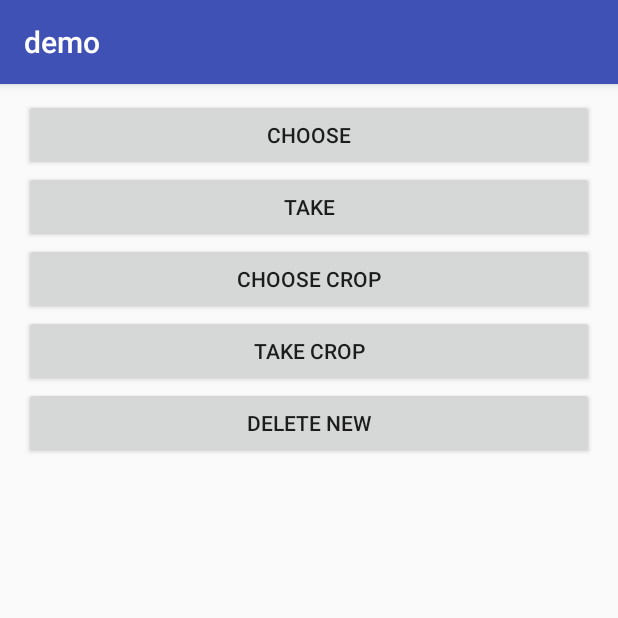
After one commit to ruoyewu/wbase, an Android app: the PhotoActivity screen opened directly, with no data from a screen before it, on a phone screen of 412 x 824 dp, the top half of it. The commit adds this screen. Run offline under Robolectric (Android 15) with nearby library versions, the phone set to English and light mode, and no system bars.

Commit message:
增加 Photo 获取示例

```diff
--- /dev/null
+++ b/demo/src/main/java/com/wuruoye/demo/PhotoActivity.java
@@ -0,0 +1,107 @@
+package com.wuruoye.demo;
+
+import android.graphics.BitmapFactory;
+import android.os.Bundle;
+import android.view.View;
+import android.widget.Button;
+import android.widget.ImageView;
+import android.widget.Toast;
+
+import com.wuruoye.demo.contract.PhotoContract;
+import com.wuruoye.demo.presenter.PhotoPresenter;
+import com.wuruoye.library.ui.WPhotoActivity;
+
+import java.util.ArrayList;
+import java.util.List;
+
+/**
+ * Created by wuruoye on 2018/3/21.
+ * this file is to
+ */
+
+public class PhotoActivity extends WPhotoActivity<PhotoContract.Presenter>
+        implements PhotoContract.View, View.OnClickListener {
+    public static final int OX = 500;
+    public static final int OY = 500;
+    public static final int AX = 1;
+    public static final int AY = 1;
+
+    private ImageView iv;
+    private Button btnC;
+    private Button btnT;
+    private Button btnCC;
+    private Button btnTC;
+    private Button btnD;
+
+    private boolean isNew = false;
+    private List<String> mNewFileList = new ArrayList<>();
+
+    @Override
+    protected int getContentView() {
+        return R.layout.activity_photo;
+    }
+
+    @Override
+    protected void initData(Bundle bundle) {
+        setPresenter(new PhotoPresenter());
+    }
+
+    @Override
+    protected void initView() {
+        iv = findViewById(R.id.iv_photo);
+        btnC = findViewById(R.id.btn_photo_choose);
+        btnCC = findViewById(R.id.btn_photo_choose_crop);
+        btnT = findViewById(R.id.btn_photo_take);
+        btnTC = findViewById(R.id.btn_photo_take_crop);
+        btnD = findViewById(R.id.btn_photo_delete);
+
+        btnC.setOnClickListener(this);
+        btnCC.setOnClickListener(this);
+        btnT.setOnClickListener(this);
+        btnTC.setOnClickListener(this);
+        btnD.setOnClickListener(this);
+    }
+
+    @Override
+    public void onPhotoBack(String photoPath) {
+        iv.setImageBitmap(BitmapFactory.decodeFile(photoPath));
+        if (isNew) {
+            mNewFileList.add(photoPath);
+            isNew = false;
+        }
+    }
+
+    @Override
+    public void onPhotoError(String info) {
+        Toast.makeText(this, info, Toast.LENGTH_SHORT).show();
+    }
+
+    @Override
+    public void onClick(View view) {
+        switch (view.getId()) {
+            case R.id.btn_photo_choose:
+                choosePhoto();
+                break;
+            case R.id.btn_photo_choose_crop:
+                choosePhoto(mPresenter.getPath(), AX, AY, OX, OY);
+                isNew = true;
+                break;
+            case R.id.btn_photo_take:
+                takePhoto(mPresenter.getPath());
+                isNew = true;
+                break;
+            case R.id.btn_photo_take_crop:
+                takePhoto(mPresenter.getPath(), AX, AY, OX, OY);
+                isNew = true;
+                break;
+            case R.id.btn_photo_delete:
+                mPresenter.deleteFile(mNewFileList);
+                break;
+        }
+    }
+
+    @Override
+    public void onDeleteError(String path) {
+        Toast.makeText(this, "delete error " + path, Toast.LENGTH_SHORT).show();
+    }
+}
--- /dev/null
+++ b/demo/src/main/java/com/wuruoye/demo/contract/PhotoContract.java
@@ -0,0 +1,22 @@
+package com.wuruoye.demo.contract;
+
+import com.wuruoye.library.contract.WIView;
+import com.wuruoye.library.contract.WPresenter;
+
+import java.util.List;
+
+/**
+ * Created by wuruoye on 2018/3/21.
+ * this file is to
+ */
+
+public interface PhotoContract {
+    interface View extends WIView {
+        void onDeleteError(String path);
+    }
+
+    abstract class Presenter extends WPresenter<View> {
+        public abstract String getPath();
+        public abstract void deleteFile(List<String> fileList);
+    }
+}
--- a/demo/src/main/res/layout/activity_main.xml
+++ b/demo/src/main/res/layout/activity_main.xml
@@ -27,6 +27,12 @@
                 android:layout_width="match_parent"
                 android:layout_height="wrap_content"
                 android:text="Presenter" />
+
+            <Button
+                android:id="@+id/btn_main_photo"
+                android:text="photo"
+                android:layout_width="match_parent"
+                android:layout_height="wrap_content" />
         </LinearLayout>
     </ScrollView>
 </LinearLayout>
--- /dev/null
+++ b/demo/src/main/res/layout/activity_photo.xml
@@ -0,0 +1,54 @@
+<?xml version="1.0" encoding="utf-8"?>
+<LinearLayout xmlns:android="http://schemas.android.com/apk/res/android"
+    android:orientation="vertical"
+    android:paddingStart="16dp"
+    android:paddingEnd="16dp"
+    android:paddingTop="10dp"
+    android:paddingBottom="10dp"
+    android:layout_width="match_parent"
+    android:layout_height="match_parent">
+
+    <ScrollView
+        android:layout_width="match_parent"
+        android:layout_height="match_parent">
+
+        <LinearLayout
+            android:orientation="vertical"
+            android:layout_width="match_parent"
+            android:layout_height="wrap_content">
+
+            <ImageView
+                android:id="@+id/iv_photo"
+                android:layout_width="match_parent"
+                android:layout_height="wrap_content" />
+
+            <Button
+                android:id="@+id/btn_photo_choose"
+                android:text="choose"
+                android:layout_width="match_parent"
+                android:layout_height="wrap_content" />
+
+            <Button
+                android:id="@+id/btn_photo_take"
+                android:text="take"
+                android:layout_width="match_parent"
+                android:layout_height="wrap_content" />
+            <Button
+                android:id="@+id/btn_photo_choose_crop"
+                android:text="choose crop"
+                android:layout_width="match_parent"
+                android:layout_height="wrap_content" />
+            <Button
+                android:id="@+id/btn_photo_take_crop"
+                android:text="take crop"
+                android:layout_width="match_parent"
+                android:layout_height="wrap_content" />
+
+            <Button
+                android:id="@+id/btn_photo_delete"
+                android:text="delete new"
+                android:layout_width="match_parent"
+                android:layout_height="wrap_content" />
+        </LinearLayout>
+    </ScrollView>
+</LinearLayout>
--- a/demo/src/main/res/layout/activity_presenter_demo.xml
+++ b/demo/src/main/res/layout/activity_presenter_demo.xml
@@ -9,6 +9,7 @@
 
     <EditText
         android:id="@+id/et_presenter"
+        android:hint="input the round number"
         android:layout_width="match_parent"
         android:layout_height="wrap_content" />
 
--- /dev/null
+++ b/demo/src/main/res/xml/provider_paths.xml
@@ -0,0 +1,6 @@
+<?xml version="1.0" encoding="utf-8"?>
+<paths>
+    <external-path
+        name="external_files"
+        path="."/>
+</paths>
--- a/library/src/main/java/com/wuruoye/library/ui/IPhotoView.java
+++ b/library/src/main/java/com/wuruoye/library/ui/IPhotoView.java
@@ -16,5 +16,5 @@ public interface IPhotoView {
     void takePhoto(String filePath, int aX, int aY, int oX, int oY);
     void cropPhoto(String from, String to, int aX, int aY, int oX, int oY);
     void onPhotoBack(String photoPath);
-    void onPermissionDeny(String info);
+    void onPhotoError(String info);
 }
--- a/library/src/main/java/com/wuruoye/library/ui/WPhotoFragment.java
+++ b/library/src/main/java/com/wuruoye/library/ui/WPhotoFragment.java
@@ -87,7 +87,7 @@ public abstract class WPhotoFragment extends WBaseFragment implements IPhotoView
                     break;
             }
         } else {
-            onPermissionDeny("无权限");
+            onPhotoError("无权限");
         }
         super.onRequestPermissionsResult(requestCode, permissions, grantResults);
     }
```
Also changed, not shown: demo/src/main/AndroidManifest.xml (+15 -0 lines), demo/src/main/java/com/wuruoye/demo/MainActivity.java (+7 -0 lines), demo/src/main/java/com/wuruoye/demo/presenter/PhotoPresenter.java (added, +29 -0 lines), demo/src/main/res/layout/activity_smart_linear_layout.xml (+12 -0 lines), library/src/main/java/com/wuruoye/library/ui/WPhotoActivity.java (+9 -4 lines), library/src/main/java/com/wuruoye/library/util/FileUtil.java (+8 -0 lines).
